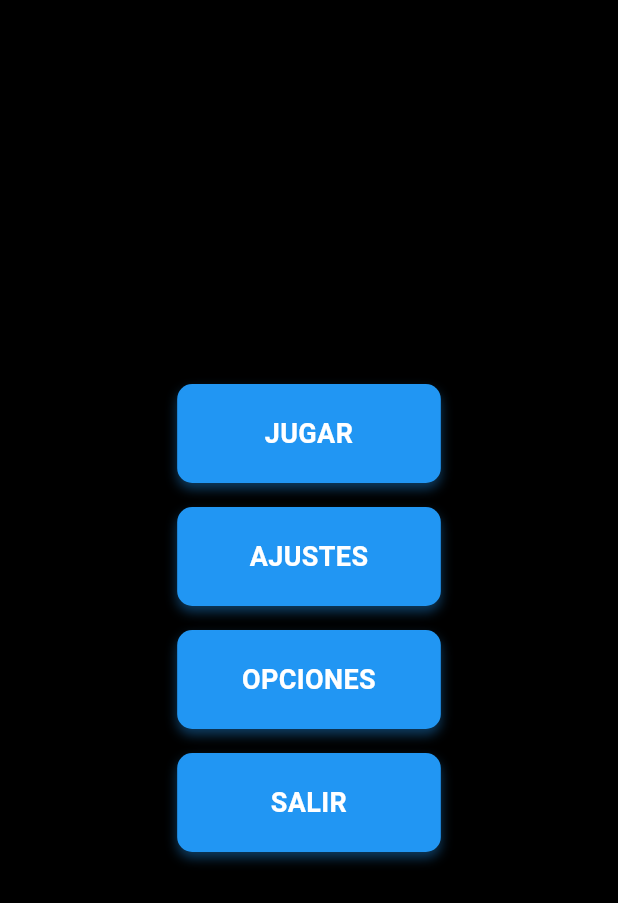
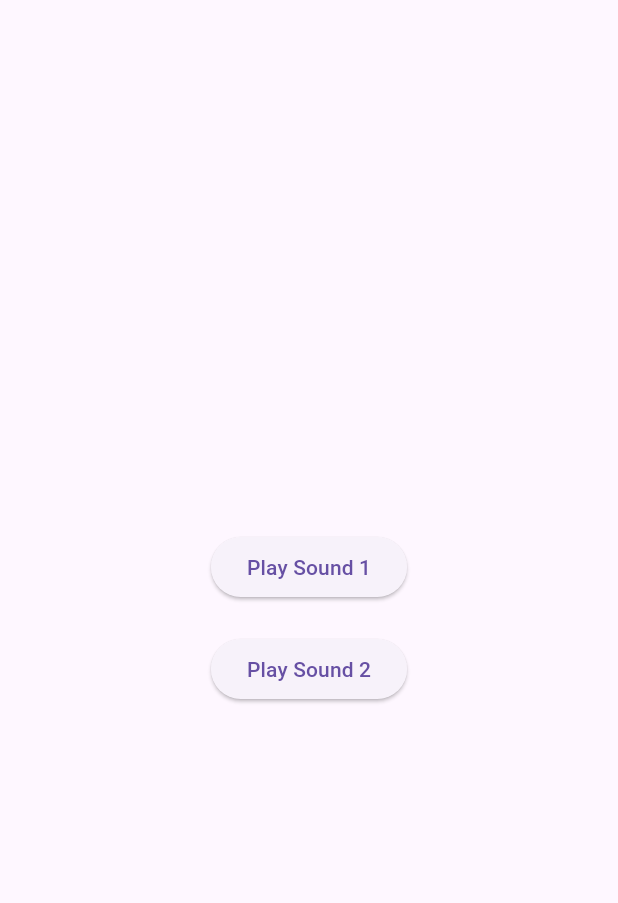
Before and after one commit to samboadas221/FlutterEngine, a Flutter app: the screen it shows after launch, on a phone screen of 412 x 824 dp. Shown: the top 903 px of the screen. Run offline on Flutter 3.47's test engine with Material 3 defaults, Android fonts, the phone set to English and light mode, and no system bars; our stand-ins replace audioplayers.

Commit message:
Sound test

```diff
--- a/lib/main.dart
+++ b/lib/main.dart
@@ -1,4 +1,7 @@
 
+/*
+
+// OLD MAIN
 import 'package:flutter/material.dart';
 import 'CustomButton.dart';
 import 'CustomMenu.dart';
@@ -73,3 +76,87 @@ class _MyGameState extends State<MyGame> {
     );
   }
 }
+*/
+
+import 'package:audioplayers/audioplayers.dart';
+import 'package:flutter/material.dart';
+
+void main() {
+  runApp(const MyApp());
+}
+
+class MyApp extends StatelessWidget {
+  const MyApp({super.key});
+
+  @override
+  Widget build(BuildContext context) {
+    return const MaterialApp(
+      home: Scaffold(
+        body: AudioPlayerDemo(),
+      ),
+    );
+  }
+}
+
+class AudioPlayerDemo extends StatefulWidget {
+  const AudioPlayerDemo({super.key});
+
+  @override
+  State<AudioPlayerDemo> createState() => _AudioPlayerDemoState();
+}
+
+class _AudioPlayerDemoState extends State<AudioPlayerDemo> {
+  late AudioPlayer _player1;
+  late AudioPlayer _player2;
+
+  @override
+  void initState() {
+    super.initState();
+    _player1 = AudioPlayer();
+    _player2 = AudioPlayer();
+    _configureAudioContext();
+  }
+
+  Future<void> _configureAudioContext() async {
+    // Set context to allow mixing (no audio focus request on Android to prevent interruptions)
+    final config = AudioContextConfig(
+      focus: AudioContextConfigFocus.mixWithOthers,
+      respectSilence: false,  // Play even if device is silent
+    );
+    final audioContext = config.build();
+
+    await _player1.setAudioContext(audioContext);
+    await _player2.setAudioContext(audioContext);
+  }
+
+  @override
+  void dispose() {
+    _player1.dispose();
+    _player2.dispose();
+    super.dispose();
+  }
+
+  @override
+  Widget build(BuildContext context) {
+    return Center(
+      child: Column(
+        mainAxisAlignment: MainAxisAlignment.center,
+        children: [
+          ElevatedButton(
+            onPressed: () {
+              _player1.play(AssetSource('audio/song.m4a'));  // Starts immediately
+            },
+            child: const Text('Play Sound 1'),
+          ),
+          const SizedBox(height: 20),
+          ElevatedButton(
+            onPressed: () {
+              _player2.play(AssetSource('audio/music.m4a'));  // Starts immediately, overlaps with Sound 1
+            },
+            child: const Text('Play Sound 2'),
+          ),
+        ],
+      ),
+    );
+  }
+}
```
Also changed, not shown: 3 other files.
